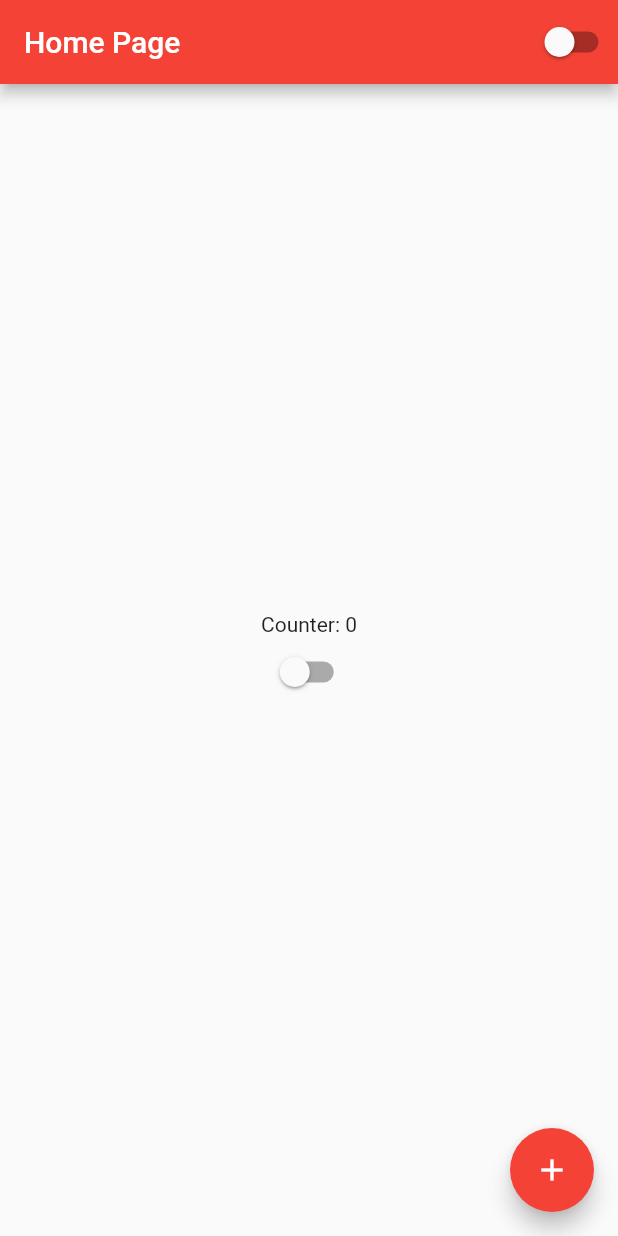
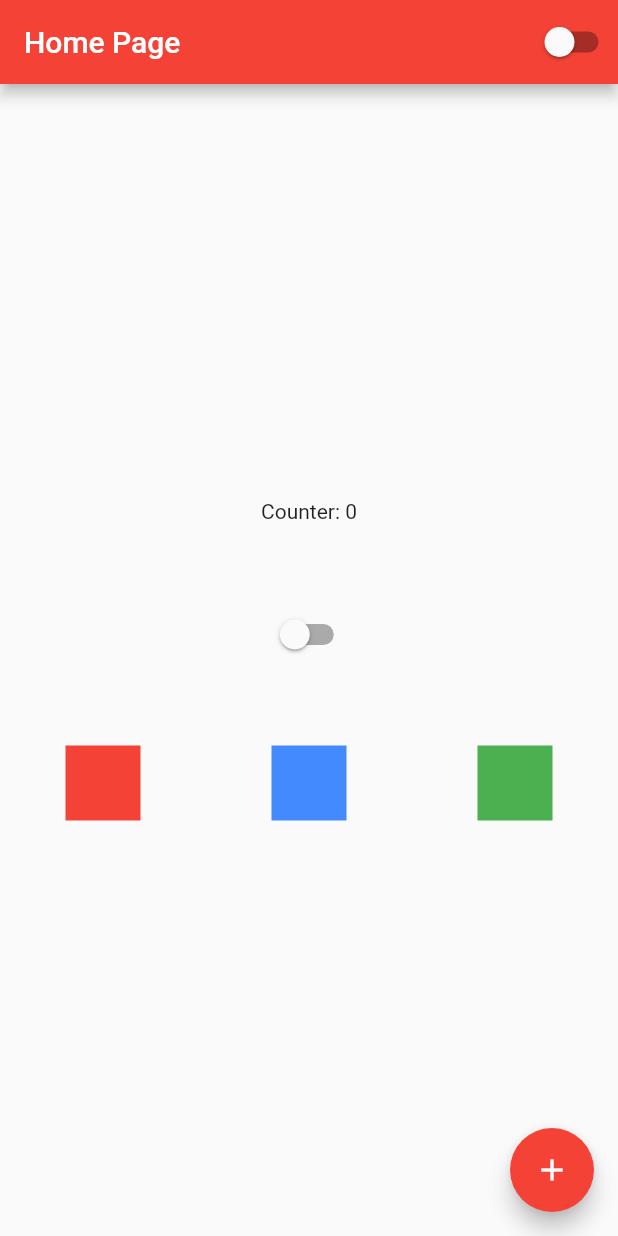
Before and after one commit to ederusena/flutter-lesson, a Flutter app: the screen it shows after launch, on a phone screen of 412 x 824 dp. Run offline on Flutter 3.47's test engine with Material 2 defaults, Android fonts, the phone set to English and light mode, and no system bars.

Commit message:
chore: Rows

```diff
--- a/lib/homepage.dart
+++ b/lib/homepage.dart
@@ -27,7 +27,29 @@ class HomePageState extends State<HomePage> {
           mainAxisAlignment: MainAxisAlignment.center,
           children: [
             Text('Counter: $counter'),
+            Container(height: 50),
             CustomSwitch(),
+            Container(height: 50),
+            Row(
+              mainAxisAlignment: MainAxisAlignment.spaceAround,
+              children: [
+                Container(
+                  width: 50,
+                  height: 50,
+                  color: Colors.red,
+                ),
+                Container(
+                  width: 50,
+                  height: 50,
+                  color: Colors.blueAccent,
+                ),
+                Container(
+                  width: 50,
+                  height: 50,
+                  color: Colors.green,
+                )
+              ],
+            )
           ],
         ),
       ),
```
